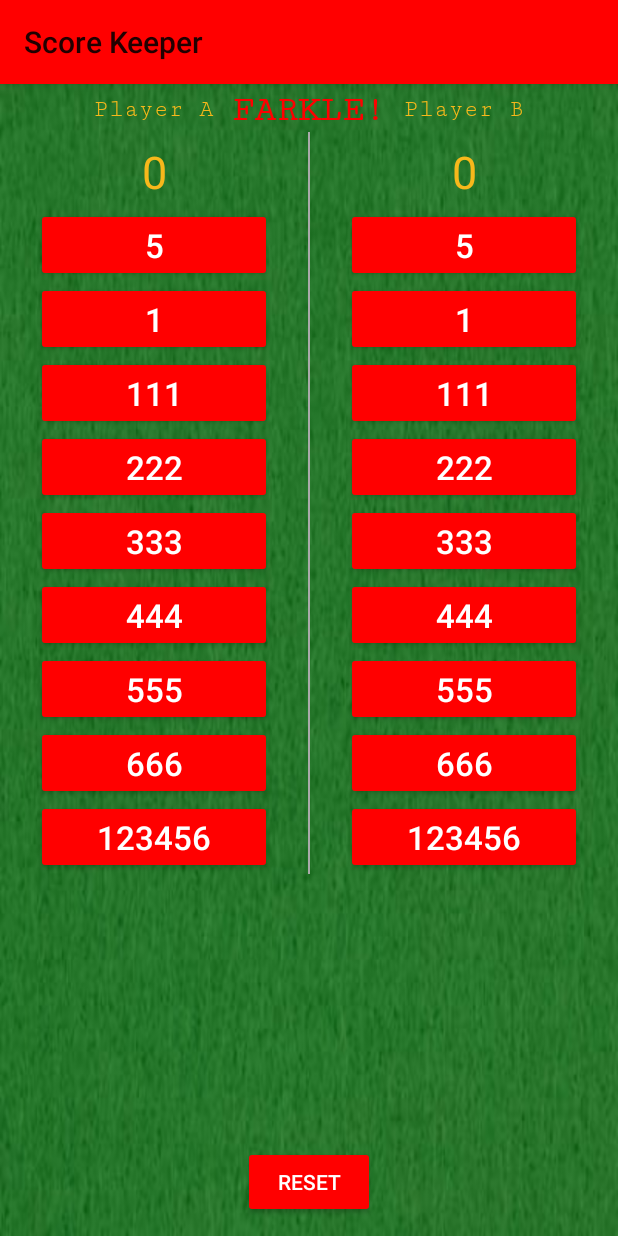
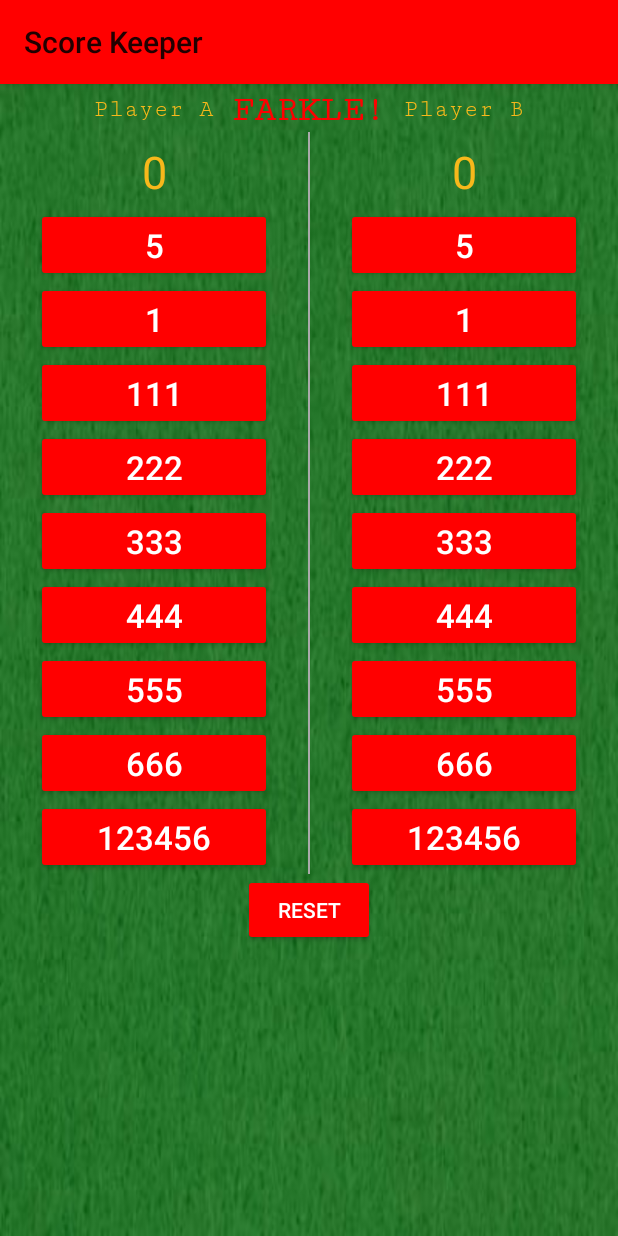
Before and after one commit to ajsherrell/ScoreKeeper, an Android app: the screen it shows after launch (MainActivity), on a phone screen of 412 x 824 dp. Run offline under Robolectric (Android 15) with nearby library versions, the phone set to English and light mode, and no system bars.

Commit message:
new alignment

```diff
--- a/app/src/main/res/layout/activity_main.xml
+++ b/app/src/main/res/layout/activity_main.xml
@@ -1,15 +1,15 @@
 <?xml version="1.0" encoding="utf-8"?>
-<RelativeLayout xmlns:android="http://schemas.android.com/apk/res/android"
+<ScrollView xmlns:android="http://schemas.android.com/apk/res/android"
     xmlns:app="http://schemas.android.com/apk/res-auto"
     xmlns:tools="http://schemas.android.com/tools"
     android:layout_width="match_parent"
     android:layout_height="match_parent"
+    android:background="@drawable/greenfelt"
     tools:context="com.example.android.scorekeeper.MainActivity">
 
-    <ImageView
+    <RelativeLayout
         android:layout_width="match_parent"
-        android:layout_height="match_parent"
-        android:background="@drawable/greenfelt" />
+        android:layout_height="match_parent">
 
     <TextView
         android:layout_width="wrap_content"
@@ -22,7 +22,7 @@
         android:textSize="24sp"
         android:textStyle="bold" />
 
-    <LinearLayout
+    <LinearLayout android:id="@+id/topPanel"
         android:layout_width="match_parent"
         android:layout_height="wrap_content"
         android:orientation="horizontal">
@@ -278,6 +278,7 @@
     <LinearLayout
         android:layout_width="wrap_content"
         android:layout_height="wrap_content"
+        android:layout_below="@+id/topPanel"
         android:layout_alignParentBottom="true"
         android:layout_centerHorizontal="true"
         android:orientation="vertical">
@@ -293,4 +294,6 @@
 
     </LinearLayout>
 
-</RelativeLayout>
+    </RelativeLayout>
+
+</ScrollView>
```
